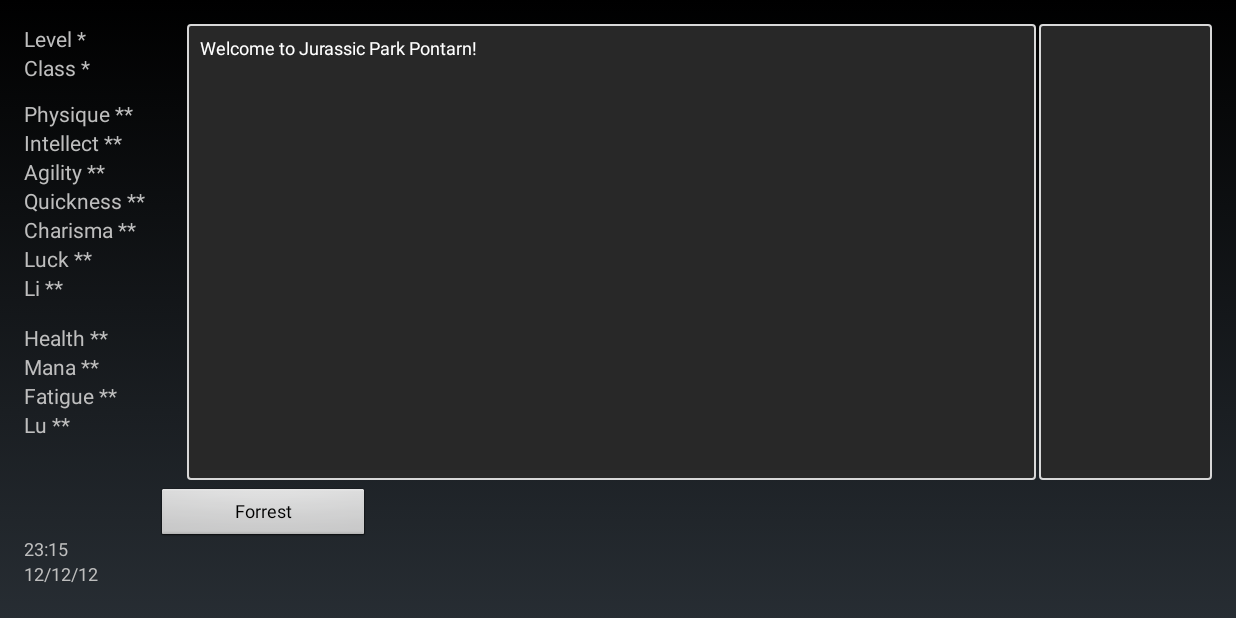
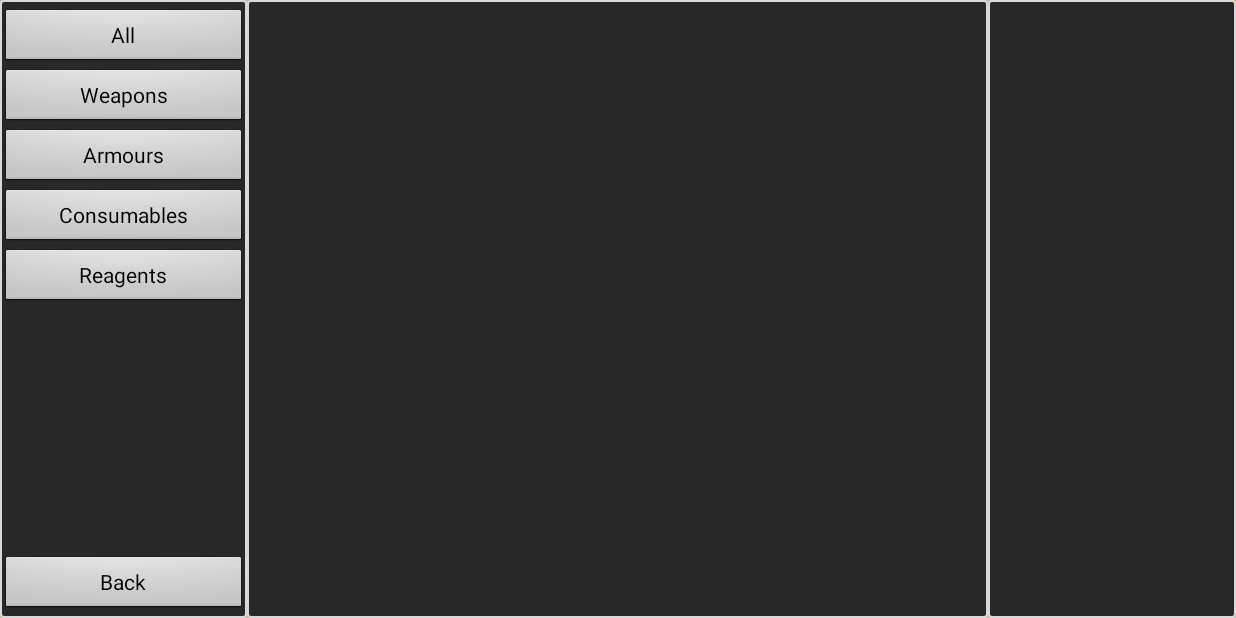
Before and after one commit to Moderbord/HuntForCoffee2, an Android app: the screen it shows after launch (MainActivity), on a phone screen of 824 x 412 dp (held sideways). Run offline under Robolectric (Android 15) with nearby library versions, the light colour scheme and no system bars.

Commit message:
Began to create inventory fragment

```diff
--- a/app/src/main/java/moderbord/huntforcoffee2/Controller/EventController.java
+++ b/app/src/main/java/moderbord/huntforcoffee2/Controller/EventController.java
@@ -18,10 +18,11 @@
     protected static Player player = new EntityBuilder().seteName("Pontarn").createEntityPlayer();
 
     public void initGame() {
-        ui.mainTextWindow.setText("Welcome to Jurassic Park " + player.geteName() + "!");
+        //ui.mainTextWindow.setText("Welcome to Jurassic Park " + player.geteName() + "!");
 
         player.seteHealth(100);
 
+        /*
         ui.b0.setText("Forrest");
         ui.b0.setOnClickListener(new Forrest() {
             @Override
@@ -29,6 +30,7 @@
                 entry();
             }
         });
+        */
     }
 
 }
--- a/app/src/main/java/moderbord/huntforcoffee2/MainActivity.java
+++ b/app/src/main/java/moderbord/huntforcoffee2/MainActivity.java
@@ -8,16 +8,9 @@
 import moderbord.huntforcoffee2.Controller.EventController;
 import moderbord.huntforcoffee2.Controller.SaveController;
 import moderbord.huntforcoffee2.Controller.UIController;
-import moderbord.huntforcoffee2.Model.Entity;
 import moderbord.huntforcoffee2.Model.EntityBuilder;
 import moderbord.huntforcoffee2.Model.Player;
-import moderbord.huntforcoffee2.Model.item.Armour;
-import moderbord.huntforcoffee2.Model.item.ArmourBuilder;
-import moderbord.huntforcoffee2.Model.item.Burger;
 import moderbord.huntforcoffee2.Model.item.IronOre;
-import moderbord.huntforcoffee2.Model.item.UniqueArmour;
-import moderbord.huntforcoffee2.Model.item.Weapon;
-import moderbord.huntforcoffee2.Model.item.WeaponBuilder;
 import moderbord.huntforcoffee2.Utils.Constants;
 
 /**
@@ -30,9 +23,9 @@
     protected void onCreate(Bundle savedInstanceState) {
         super.onCreate(savedInstanceState);
         LayoutInflater inflater = getLayoutInflater();
-        View v = inflater.inflate(R.layout.activity_main, null);
+        View v = inflater.inflate(R.layout.inventory_layout, null);
         setContentView(v);
-        UIController.getInstance().initWithView(v);
+        //UIController.getInstance().initWithView(v);
 
         EventController eventController = new EventController();
         eventController.initGame();
--- /dev/null
+++ b/app/src/main/res/layout/inventory_layout.xml
@@ -0,0 +1,104 @@
+<?xml version="1.0" encoding="utf-8"?>
+<RelativeLayout
+    xmlns:android="http://schemas.android.com/apk/res/android"
+    android:layout_width="match_parent"
+    android:layout_height="match_parent"
+    android:background="#ccb593">
+
+    <LinearLayout
+        android:orientation="horizontal"
+        android:layout_width="wrap_content"
+        android:layout_height="wrap_content"
+        android:baselineAligned="false">
+
+        <RelativeLayout
+            android:layout_width="0dp"
+            android:layout_height="match_parent"
+            android:background="@drawable/textborder"
+            android:id="@+id/inventory_left_linear_view"
+            android:layout_weight="0.2"
+            android:orientation="vertical">
+
+            <Button
+                android:layout_width="match_parent"
+                android:layout_height="40dp"
+                android:text="@string/inventory_all_button"
+                android:id="@+id/inventory_all_button"
+                android:layout_centerHorizontal="true"
+                android:textSize="14sp"
+                android:layout_marginTop="5dp" />
+
+            <Button
+                android:layout_width="match_parent"
+                android:layout_height="40dp"
+                android:text="@string/inventory_weapon_button"
+                android:id="@+id/inventory_weapon_button"
+                android:layout_below="@+id/inventory_all_button"
+                android:layout_centerHorizontal="true"
+                android:textSize="14sp" />
+
+            <Button
+                android:layout_width="match_parent"
+                android:layout_height="40dp"
+                android:text="@string/inventory_armour_button"
+                android:id="@+id/inventory_armour_button"
+                android:layout_below="@+id/inventory_weapon_button"
+                android:layout_centerHorizontal="true"
+                android:textSize="14sp" />
+
+            <Button
+                android:layout_width="match_parent"
+                android:layout_height="40dp"
+                android:text="@string/inventory_consumable_button"
+                android:id="@+id/inventory_consumable_button"
+                android:layout_below="@+id/inventory_armour_button"
+                android:layout_centerHorizontal="true"
+                android:textSize="14sp" />
+
+            <Button
+                android:layout_width="match_parent"
+                android:layout_height="40dp"
+                android:text="@string/inventory_reagent_button"
+                android:id="@+id/inventory_reagent_button"
+                android:textSize="14sp"
+                android:layout_below="@+id/inventory_consumable_button"
+                android:layout_centerHorizontal="true" />
+
+            <Button
+                android:layout_width="match_parent"
+                android:layout_height="40dp"
+                android:text="@string/inventory_back_button"
+                android:id="@+id/inventory_back_button"
+                android:layout_marginBottom="2dp"
+                android:layout_gravity="bottom"
+                android:layout_alignParentBottom="true"
+                android:layout_centerHorizontal="true"
+                android:textSize="14sp" />
+
+        </RelativeLayout>
+
+        <ScrollView
+            android:layout_width="0dp"
+            android:layout_height="match_parent"
+            android:background="@drawable/textborder"
+            android:id="@+id/inventory_main_scroll_view"
+            android:layout_weight="0.6">
+
+            <ListView
+                android:layout_width="wrap_content"
+                android:layout_height="wrap_content"
+                android:id="@+id/inventory_list_view" />
+        </ScrollView>
+
+        <ScrollView
+            android:layout_width="0dp"
+            android:layout_height="match_parent"
+            android:background="@drawable/textborder"
+            android:id="@+id/inventory_right_scroll_view"
+            android:layout_weight="0.2">
+
+        </ScrollView>
+
+    </LinearLayout>
+
+</RelativeLayout>
--- a/app/src/main/res/values/strings.xml
+++ b/app/src/main/res/values/strings.xml
@@ -26,4 +26,10 @@
     <string name="statClass_string">Class *</string>
     <string name="mainText_string">HUNT FOR COFFEE</string>
     <string name="subText_string"></string>
+    <string name="inventory_back_button">Back</string>
+    <string name="inventory_all_button">All</string>
+    <string name="inventory_weapon_button">Weapons</string>
+    <string name="inventory_armour_button">Armours</string>
+    <string name="inventory_consumable_button">Consumables</string>
+    <string name="inventory_reagent_button">Reagents</string>
 </resources>
```
Also changed, not shown: app/src/main/java/moderbord/huntforcoffee2/Controller/InventoryController.java (added, +54 -0 lines), app/src/main/res/layout/inventory_main_row.xml (added, +35 -0 lines), app/src/main/res/layout/base_layout.xml (renamed from app/src/main/res/layout/activity_main.xml).
